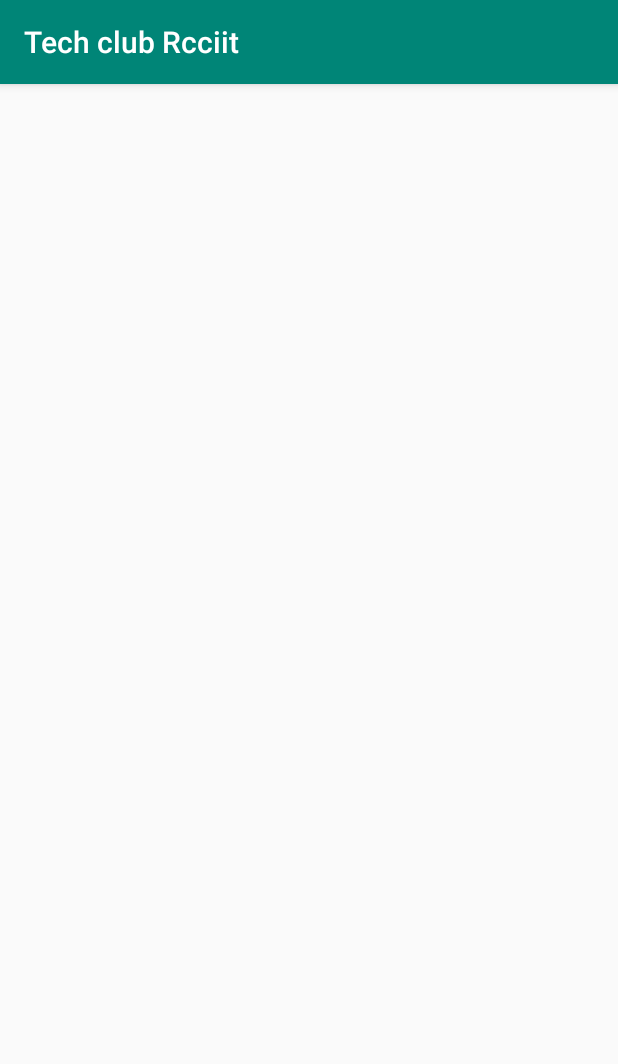
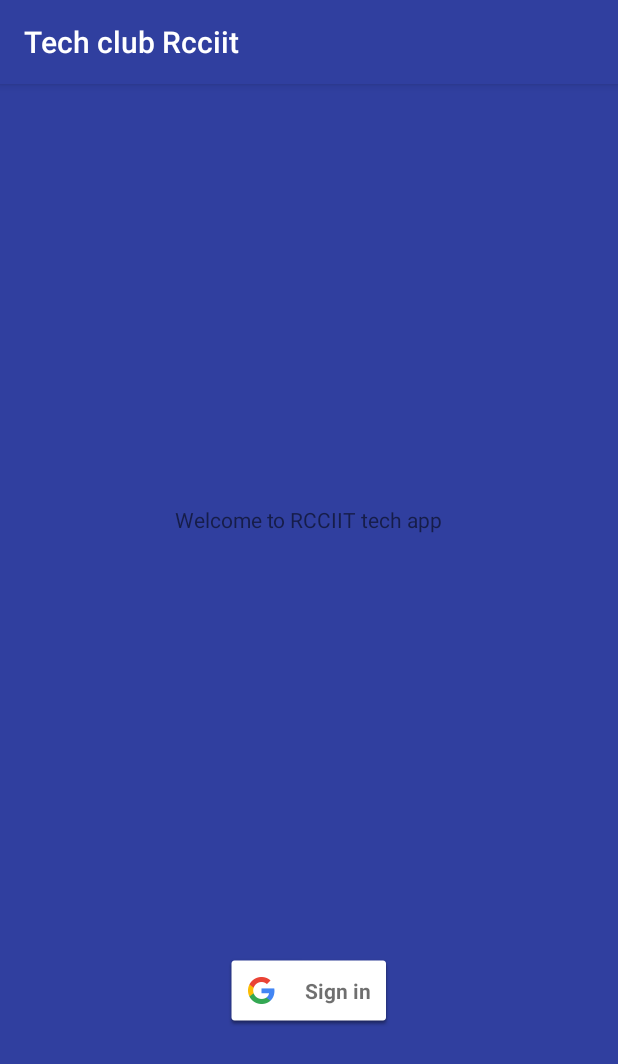
Before and after one commit to joardar-aditya/techclubrcciit, an Android app: the screen it shows after launch (SigninActivity), on a phone screen of 412 x 824 dp. Shown: the top 1064 px of the screen. Run offline under Robolectric (Android 15) with nearby library versions, the phone set to English and light mode, and no system bars.

Commit message:
sign in basic added

```diff
--- a/app/build.gradle
+++ b/app/build.gradle
@@ -20,11 +20,12 @@ android {
 }
 
 dependencies {
-    def nav_version = "2.1.0"
 
     // Java
     implementation fileTree(dir: 'libs', include: ['*.jar'])
     implementation 'androidx.appcompat:appcompat:1.1.0'
+    implementation 'com.google.firebase:firebase-auth:19.1.0'
+    implementation 'com.google.android.gms:play-services-auth:17.0.0'
     implementation 'androidx.legacy:legacy-support-v4:1.0.0'
     implementation 'com.google.android.material:material:1.0.0'
     implementation 'androidx.constraintlayout:constraintlayout:1.1.3'
@@ -35,3 +36,5 @@ dependencies {
     androidTestImplementation 'androidx.test.ext:junit:1.1.1'
     androidTestImplementation 'androidx.test.espresso:espresso-core:3.2.0'
 }
+
+apply plugin: 'com.google.gms.google-services'
--- a/app/src/main/java/com/hummbletech/techclubrcciit/SigninActivity.java
+++ b/app/src/main/java/com/hummbletech/techclubrcciit/SigninActivity.java
@@ -1,10 +1,32 @@
 package com.hummbletech.techclubrcciit;
 
+import androidx.annotation.Nullable;
 import androidx.appcompat.app.AppCompatActivity;
 
+import android.animation.AnimatorInflater;
+import android.animation.AnimatorSet;
+import android.content.Intent;
 import android.os.Bundle;
+import android.util.Log;
+import android.view.View;
+import android.widget.TextView;
+import android.widget.Toast;
+
+import com.google.android.gms.auth.api.signin.GoogleSignIn;
+import com.google.android.gms.auth.api.signin.GoogleSignInAccount;
+import com.google.android.gms.auth.api.signin.GoogleSignInClient;
+import com.google.android.gms.auth.api.signin.GoogleSignInOptions;
+import com.google.android.gms.common.SignInButton;
+import com.google.android.gms.common.api.ApiException;
+import com.google.android.gms.tasks.Task;
 
 public class SigninActivity extends AppCompatActivity {
+
+
+    GoogleSignInClient signInClient;
+    private static int RC_SIGN_IN = 007;
+
+    Intent start;
 
     @Override
     protected void onCreate(Bundle savedInstanceState) {
@@ -12,5 +34,65 @@ public class SigninActivity extends AppCompatActivity {
         setContentView(R.layout.activity_signin);
 
 
+        start = new Intent(SigninActivity.this, MainActivity.class);
+        TextView welcome_text = findViewById(R.id.textView2);
+        SignInButton button = findViewById(R.id.sign_in_button);
+
+        AnimatorSet set = (AnimatorSet) AnimatorInflater.loadAnimator(getBaseContext(), R.animator.anime1);
+        set.setTarget(welcome_text);
+        set.start();
+
+        GoogleSignInOptions options = new GoogleSignInOptions.Builder(GoogleSignInOptions.DEFAULT_SIGN_IN).requestEmail().build();
+
+        signInClient = GoogleSignIn.getClient(this, options);
+
+
+        button.setOnClickListener(new View.OnClickListener() {
+            @Override
+            public void onClick(View view) {
+                Intent signInIntent = signInClient.getSignInIntent();
+                startActivityForResult(signInIntent, RC_SIGN_IN);
+            }
+        });
+
+
+
+
+    }
+
+    @Override
+    protected void onActivityResult(int requestCode, int resultCode, @Nullable Intent data) {
+        super.onActivityResult(requestCode, resultCode, data);
+
+        if(requestCode == RC_SIGN_IN){
+            Task<GoogleSignInAccount> task = GoogleSignIn.getSignedInAccountFromIntent(data);
+            handleSignInResult(task);
+        }
+    }
+
+    @Override
+    protected void onStart() {
+        super.onStart();
+
+        GoogleSignInAccount account = GoogleSignIn.getLastSignedInAccount(this);
+        if(account != null){
+            startActivity(start);
+        }
+    }
+
+
+    private void handleSignInResult(Task<GoogleSignInAccount> completedTask) {
+        try {
+            GoogleSignInAccount account = completedTask.getResult(ApiException.class);
+            Toast.makeText(getBaseContext(), "Welcome " + account.getDisplayName(),Toast.LENGTH_SHORT).show();
+            startActivity(start);
+
+            // Signed in successfully, show authenticated UI.
+
+        } catch (ApiException e) {
+            // The ApiException status code indicates the detailed failure reason.
+            // Please refer to the GoogleSignInStatusCodes class reference for more information.
+            Log.w("ERROR", "signInResult:failed code=" + e.getStatusCode());
+        }
     }
 }
--- /dev/null
+++ b/app/src/main/res/animator/anime1.xml
@@ -0,0 +1,9 @@
+<?xml version="1.0" encoding="utf-8"?>
+<set>
+<objectAnimator xmlns:android="http://schemas.android.com/apk/res/android"
+    android:propertyName="alpha"
+    android:duration="3000"
+    android:valueFrom="0f"
+    android:valueTo="1f"/>
+
+</set>
--- a/app/src/main/res/layout/activity_signin.xml
+++ b/app/src/main/res/layout/activity_signin.xml
@@ -4,6 +4,28 @@
     xmlns:tools="http://schemas.android.com/tools"
     android:layout_width="match_parent"
     android:layout_height="match_parent"
+    android:background="@color/colorPrimary"
     tools:context=".SigninActivity">
 
+    <com.google.android.gms.common.SignInButton
+        android:id="@+id/sign_in_button"
+        android:layout_width="wrap_content"
+        android:layout_height="wrap_content"
+        app:layout_constraintBottom_toBottomOf="parent"
+        app:layout_constraintEnd_toEndOf="parent"
+        app:layout_constraintStart_toStartOf="parent"
+        app:layout_constraintTop_toTopOf="parent"
+        app:layout_constraintVertical_bias="0.806" />
+
+    <TextView
+        android:id="@+id/textView2"
+        android:layout_width="wrap_content"
+        android:layout_height="wrap_content"
+        android:alpha="0"
+        android:text="Welcome to RCCIIT tech app"
+        app:layout_constraintBottom_toTopOf="@+id/sign_in_button"
+        app:layout_constraintEnd_toEndOf="parent"
+        app:layout_constraintStart_toStartOf="parent"
+        app:layout_constraintTop_toTopOf="parent" />
+
 </androidx.constraintlayout.widget.ConstraintLayout>
--- a/app/src/main/res/menu/main.xml
+++ b/app/src/main/res/menu/main.xml
@@ -6,4 +6,10 @@
         android:orderInCategory="100"
         android:title="@string/action_settings"
         app:showAsAction="never" />
+
+    <item
+        android:id="@+id/sign_out"
+        android:orderInCategory="200"
+        android:title="Sign Out"
+        app:showAsAction="never" />
 </menu>
--- a/app/src/main/res/values/colors.xml
+++ b/app/src/main/res/values/colors.xml
@@ -1,6 +1,6 @@
 <?xml version="1.0" encoding="utf-8"?>
 <resources>
-    <color name="colorPrimary">#008577</color>
-    <color name="colorPrimaryDark">#00574B</color>
-    <color name="colorAccent">#D81B60</color>
+    <color name="colorPrimary">#303f9f</color>
+    <color name="colorPrimaryDark">#1a237e</color>
+    <color name="colorAccent">#ff3d00</color>
 </resources>
--- a/build.gradle
+++ b/build.gradle
@@ -8,6 +8,7 @@ buildscript {
     }
     dependencies {
         classpath 'com.android.tools.build:gradle:3.5.1'
+        classpath 'com.google.gms:google-services:4.3.2'
 
         // NOTE: Do not place your application dependencies here; they belong
         // in the individual module build.gradle files
```
